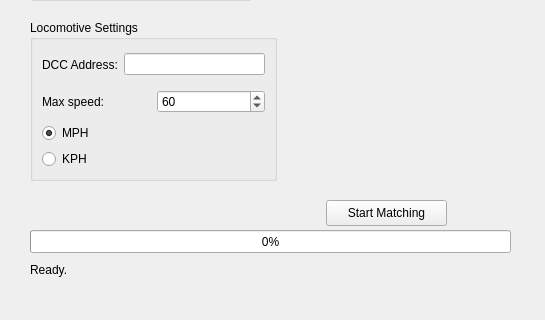
Old version of the form GUI/speedmatcher.ui in the repository rm5248/TrainUtils; both pictures show x 0 to 545 and y 140 to 460 of the 545 by 460 pixel window.
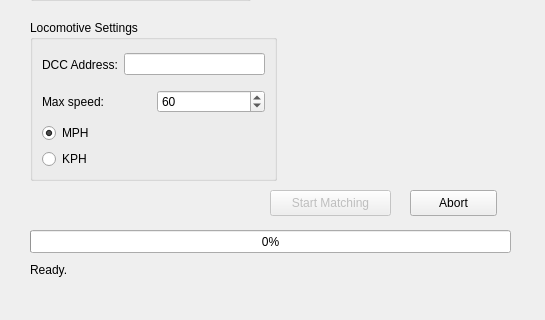
New version of the form.

```diff
--- a/GUI/speedmatcher.ui
+++ b/GUI/speedmatcher.ui
@@ -209,10 +209,13 @@
    </property>
   </widget>
   <widget class="QPushButton" name="startButton">
+   <property name="enabled">
+    <bool>false</bool>
+   </property>
    <property name="geometry">
     <rect>
-     <x>326</x>
-     <y>340</y>
+     <x>270</x>
+     <y>330</y>
      <width>121</width>
      <height>26</height>
     </rect>
@@ -221,6 +224,19 @@
     <string>Start Matching</string>
    </property>
   </widget>
+  <widget class="QPushButton" name="abortButton">
+   <property name="geometry">
+    <rect>
+     <x>410</x>
+     <y>330</y>
+     <width>87</width>
+     <height>26</height>
+    </rect>
+   </property>
+   <property name="text">
+    <string>Abort</string>
+   </property>
+  </widget>
  </widget>
  <resources/>
  <connections/>
```
Left out of the diff: 4 changed lines with no effect on the pictures.
